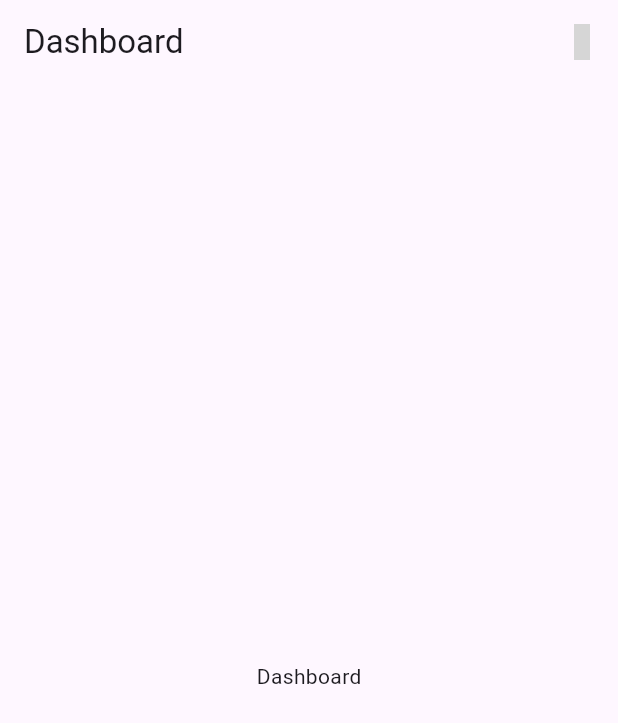
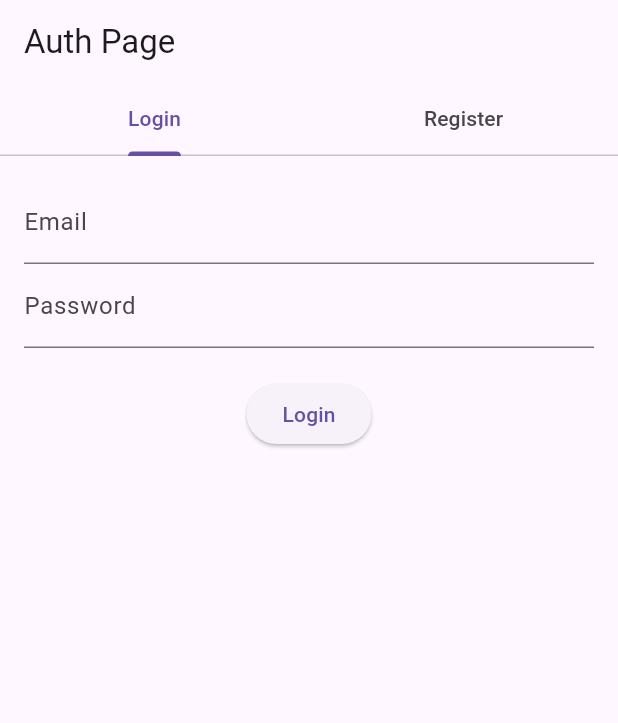
Before and after one commit to Zikruljack/shopping_flutter_uikit, a Flutter app: the screen it shows after launch, on a phone screen of 412 x 824 dp. Shown: the top 723 px of the screen. Run offline on Flutter 3.47's test engine with Material 3 defaults, Android fonts, the phone set to English and light mode, and no system bars; our stand-ins replace flutter_screenutil, get; grey boxes are pictures that could not be loaded.

```diff
--- a/lib/components/widgets/custom_appbar.dart
+++ b/lib/components/widgets/custom_appbar.dart
@@ -1,4 +1,5 @@
 import 'package:flutter/material.dart';
+import 'package:shopping_flutter_uikit/core/constants/colors.dart';
 
 class CustomAppBar extends StatelessWidget implements PreferredSizeWidget {
   const CustomAppBar({
@@ -6,7 +7,6 @@ class CustomAppBar extends StatelessWidget implements PreferredSizeWidget {
     this.height,
     this.width,
     this.leading,
-    this.trailing,
     this.title,
     this.actions,
   });
@@ -15,7 +15,6 @@ class CustomAppBar extends StatelessWidget implements PreferredSizeWidget {
   final double? width;
   final Widget? title;
   final Icon? leading;
-  final Icon? trailing;
   final List<Widget>? actions;
 
   @override
@@ -28,12 +27,17 @@ class CustomAppBar extends StatelessWidget implements PreferredSizeWidget {
     return AppBar(
       title: title,
       leading: leading,
-      backgroundColor: Colors.transparent,
+      backgroundColor: ColorConstants.primaryColor,
       actions: <Widget>[
-        // trailing ?? const Icon(Icons.menu),
         IconButton(
-          icon: const Icon(Icons.shopping_cart.),
-          onPressed: (){},
+          icon: const Icon(Icons.notifications_active_outlined),
+          color: ColorConstants.ligthBackgroundColor,
+          onPressed: () {},
+        ),
+        IconButton(
+          icon: const Icon(Icons.shopping_cart_outlined),
+          color: ColorConstants.ligthBackgroundColor,
+          onPressed: () {},
         )
       ],
     );
--- a/lib/components/widgets/custom_bottom_bar.dart
+++ b/lib/components/widgets/custom_bottom_bar.dart
@@ -1,5 +1,6 @@
 // widgets/bottom_nav_bar.dart
 import 'package:flutter/material.dart';
+import 'package:shopping_flutter_uikit/modules/dashboard/dashboard.dart';
 
 class BottomNavBar extends StatefulWidget {
   const BottomNavBar({super.key});
@@ -12,7 +13,10 @@ class _BottomNavBarState extends State<BottomNavBar> {
   int _selectedIndex = 0;
 
   static final List<Widget> _pages = <Widget>[
-    //fill your page here
+    const Dashboard(), // Home Page
+    const Dashboard(), // Search Page
+    const Dashboard(), // Cart Page
+    const Dashboard(), // Profile Page
   ];
 
   void _onItemTapped(int index) {
--- a/lib/core/config/api_endpoint.dart
+++ b/lib/core/config/api_endpoint.dart
@@ -0,0 +1,9 @@
+// this file for constant API endpoint you needed,
+// here example
+
+class ApiEndpoint {
+  static String baseUrl = 'https://yourdomain.com/api/';
+  static String loginEndpoint = '$baseUrl/login';
+  static String registerEndpoint = '$baseUrl/register';
+  // ... and so on
+}
--- a/lib/core/constants/app_constants.dart
+++ b/lib/core/constants/app_constants.dart
@@ -0,0 +1 @@
+class AppConstants {}
--- a/lib/core/constants/dimension.dart
+++ b/lib/core/constants/dimension.dart
@@ -0,0 +1 @@
+class Dimension {}
--- a/lib/features/dashboard/dashboard.dart
+++ /dev/null
@@ -1,19 +0,0 @@
-import 'package:flutter/material.dart';
-import 'package:shopping_flutter_uikit/components/widgets/custom_appbar.dart';
-
-class Dashboard extends StatefulWidget {
-  const Dashboard({super.key});
-
-  @override
-  State<Dashboard> createState() => _DashboardState();
-}
-
-class _DashboardState extends State<Dashboard> {
-  @override
-  Widget build(BuildContext context) {
-    return const Scaffold(
-      appBar: CustomAppBar(title: Text('Dashboard')),
-      body: Center(child: Text('Dashboard')),
-    );
-  }
-}
--- a/lib/main.dart
+++ b/lib/main.dart
@@ -1,5 +1,8 @@
 import 'package:flutter/material.dart';
-import 'package:shopping_flutter_uikit/features/dashboard/dashboard.dart';
+import 'package:flutter_screenutil/flutter_screenutil.dart';
+import 'package:get/get.dart';
+import 'package:shopping_flutter_uikit/routes/app_pages.dart';
+import 'package:shopping_flutter_uikit/routes/app_router.dart';
 
 void main() {
   runApp(const MyApp());
@@ -11,13 +14,16 @@ class MyApp extends StatelessWidget {
   // This widget is the root of your application.
   @override
   Widget build(BuildContext context) {
-    return MaterialApp(
-      title: 'Flutter Demo',
-      theme: ThemeData(
-        colorScheme: ColorScheme.fromSeed(seedColor: Colors.deepPurple),
-        useMaterial3: true,
-      ),
-      home: const Dashboard(),
+    return ScreenUtilInit(
+      designSize: const Size(360, 290),
+      builder: (_, child) {
+        return GetMaterialApp(
+          debugShowCheckedModeBanner: false,
+          home: child,
+          initialRoute: AppRouter.auth,
+          getPages: AppPages.routes,
+        );
+      },
     );
   }
 }
--- /dev/null
+++ b/lib/modules/auth/controller/auth_controller.dart
@@ -0,0 +1,71 @@
+import 'package:get/get.dart';
+import 'package:shopping_flutter_uikit/routes/app_router.dart';
+import '../model/auth_model.dart';
+
+class AuthController extends GetxController {
+  // Reactive user state
+  var user = Rxn<AuthModel>();
+
+  // Simulated login function
+  Future<void> login(String email, String password) async {
+    try {
+      if (email.isEmpty || password.isEmpty) {
+        throw Exception('Email or password cannot be empty');
+      }
+
+      // Simulated API call
+      await Future.delayed(const Duration(seconds: 2));
+
+      // Mock response
+      if (email == 'admin@admin.com' && password == '123123123') {
+        user.value = AuthModel(email, password, 'John Doe'); // Mock user data
+        Get.snackbar(
+          'Login Successful',
+          'Welcome back, ${user.value!.name}',
+          snackPosition: SnackPosition.BOTTOM,
+        );
+        Get.offAllNamed(AppRouter.home);
+      } else {
+        throw Exception('Invalid email or password');
+      }
+    } catch (e) {
+      Get.snackbar('Login Failed', e.toString());
+    }
+  }
+
+  // Register function
+  Future<void> register(String email, String password, String name) async {
+    try {
+      if (email.isEmpty || password.isEmpty || name.isEmpty) {
+        throw Exception('All fields are required');
+      }
+
+      // Simulated API call
+      await Future.delayed(const Duration(seconds: 2));
+
+      // Mock response
+      if (email.contains('@') && password.length >= 6) {
+        user.value = AuthModel(email, password, name); // Mock user registration
+        Get.snackbar(
+          'Registration Successful',
+          'Welcome, ${user.value!.name}',
+          snackPosition: SnackPosition.BOTTOM,
+        );
+        Get.offAllNamed(AppRouter.home);
+      } else {
+        throw Exception('Invalid email format or weak password');
+      }
+    } catch (e) {
+      Get.snackbar('Registration Failed', e.toString());
+    }
+  }
+
+  // Logout function
+  void logout() {
+    user.value = null;
+    Get.snackbar('Logout Successful', 'You have been logged out');
+  }
+
+  // Check if user is logged in
+  bool get isLoggedIn => user.value != null;
+}
--- /dev/null
+++ b/lib/modules/auth/model/auth_model.dart
@@ -0,0 +1,30 @@
+import 'dart:convert';
+
+class AuthModel {
+  final String email;
+  final String password;
+  final String name;
+
+  AuthModel(this.email, this.password, this.name);
+
+  Map<String, dynamic> toMap() {
+    return {
+      'email': email,
+      'password': password,
+      'name': name,
+    };
+  }
+
+  factory AuthModel.fromMap(Map<String, dynamic> map) {
+    return AuthModel(
+      map['email'] ?? '',
+      map['password'] ?? '',
+      map['name'] ?? '',
+    );
+  }
+
+  String toJson() => json.encode(toMap());
+
+  factory AuthModel.fromJson(String source) =>
+      AuthModel.fromMap(json.decode(source));
+}
--- /dev/null
+++ b/lib/modules/auth/view/auth_view.dart
@@ -0,0 +1,48 @@
+import 'package:flutter/material.dart';
+import 'package:get/get.dart';
+
+import '../controller/auth_controller.dart';
+import '../widgets/login_widget.dart';
+import '../widgets/register_widget.dart';
+
+class AuthView extends StatefulWidget {
+  const AuthView({super.key});
+
+  @override
+  State<AuthView> createState() => _AuthViewState();
+}
+
+class _AuthViewState extends State<AuthView>
+    with SingleTickerProviderStateMixin {
+  late TabController _tabController;
+  final AuthController authController = Get.put(AuthController());
+
+  @override
+  void initState() {
+    super.initState();
+    _tabController = TabController(length: 2, vsync: this);
+  }
+
+  @override
+  Widget build(BuildContext context) {
+    return Scaffold(
+      appBar: AppBar(
+        title: const Text('Auth Page'),
+        bottom: TabBar(
+          controller: _tabController,
+          tabs: const [
+            Tab(text: 'Login'),
+            Tab(text: 'Register'),
+          ],
+        ),
+      ),
+      body: TabBarView(
+        controller: _tabController,
+        children: [
+          LoginWidget(),
+          RegisterWidget(),
+        ],
+      ),
+    );
+  }
+}
--- /dev/null
+++ b/lib/modules/auth/widgets/login_widget.dart
@@ -0,0 +1,39 @@
+import 'package:flutter/material.dart';
+import 'package:get/get.dart';
+import '../controller/auth_controller.dart';
+
+class LoginWidget extends StatelessWidget {
+  final AuthController authController = Get.find<AuthController>();
+  final TextEditingController emailController = TextEditingController();
+  final TextEditingController passwordController = TextEditingController();
+
+  LoginWidget({super.key});
+
+  @override
+  Widget build(BuildContext context) {
+    return Padding(
+      padding: const EdgeInsets.all(16.0),
+      child: Column(
+        children: [
+          TextField(
+            controller: emailController,
+            decoration: const InputDecoration(labelText: 'Email'),
+          ),
+          TextField(
+            controller: passwordController,
+            decoration: const InputDecoration(labelText: 'Password'),
+            obscureText: true,
+          ),
+          const SizedBox(height: 20),
+          ElevatedButton(
+            onPressed: () {
+              authController.login(
+                  emailController.text, passwordController.text);
+            },
+            child: const Text('Login'),
+          ),
+        ],
+      ),
+    );
+  }
+}
--- /dev/null
+++ b/lib/routes/app_pages.dart
@@ -0,0 +1,13 @@
+import 'package:get/get.dart';
+import 'package:shopping_flutter_uikit/modules/auth/view/auth_view.dart';
+import 'package:shopping_flutter_uikit/modules/dashboard/dashboard.dart';
+
+import 'app_router.dart';
+
+class AppPages {
+  static final routes = [
+    GetPage(name: AppRouter.auth, page: () => const AuthView()),
+    GetPage(name: AppRouter.home, page: () => const Dashboard()),
+
+  ];
+}
--- a/lib/routes/app_router.dart
+++ b/lib/routes/app_router.dart
@@ -0,0 +1,13 @@
+class AppRouter {
+  AppRouter._();
+
+  static const auth = '/auth';
+  static const profile = '/profile';
+  static const home = '/home';
+  static const categoryView = '/categoryView/';
+  static const whishlistView = '/whishlistView/';
+  static const profileView = '/profileView/';
+  static const subCategory = '/subCategory/';
+  static const categoryWiseProductView = "/categoryWiseProductView/";
+  static const cartScreen = "/cartScreen/";
+}
--- a/pubspec.yaml
+++ b/pubspec.yaml
@@ -12,6 +12,7 @@ dependencies:
 
   cupertino_icons: ^1.0.8
   get_it: ^8.0.0
+  get: ^4.6.6
   provider: ^6.1.2
   intl:
   http: ^1.2.2
@@ -23,6 +24,8 @@ dependencies:
   url_launcher: ^6.1.6
   permission_handler: ^11.3.1
   file_picker: ^5.2.6
+  flutter_screenutil: ^5.9.3
+  json_annotation: ^4.9.0
 
 dev_dependencies:
   flutter_test:
```
Also changed, not shown: lib/modules/auth/widgets/register_widget.dart (added, +47 -0 lines), lib/modules/dashboard/dashboard.dart (added, +40 -0 lines), lib/localization/app_localization.dart (deleted), pubspec.lock, 3 other files.
